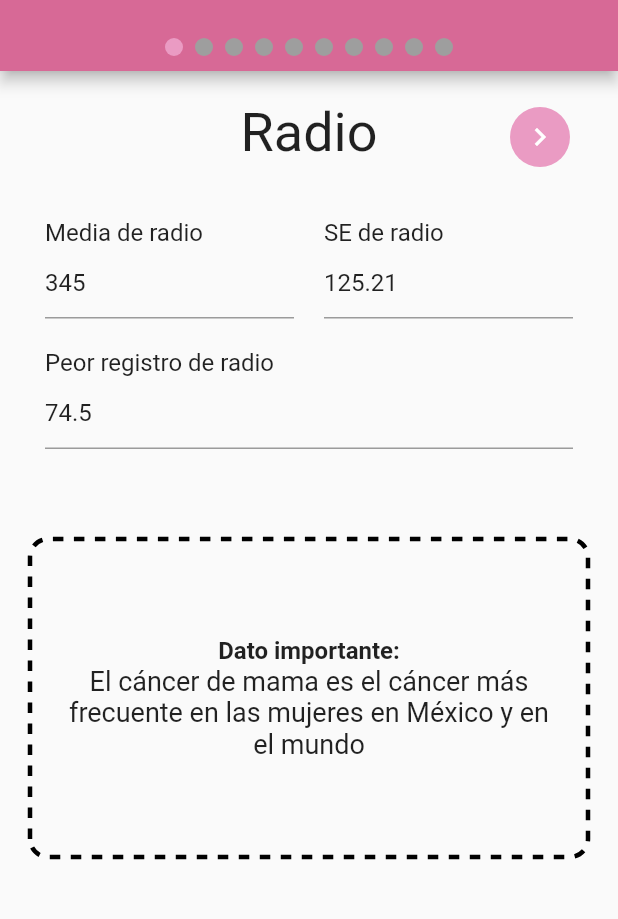
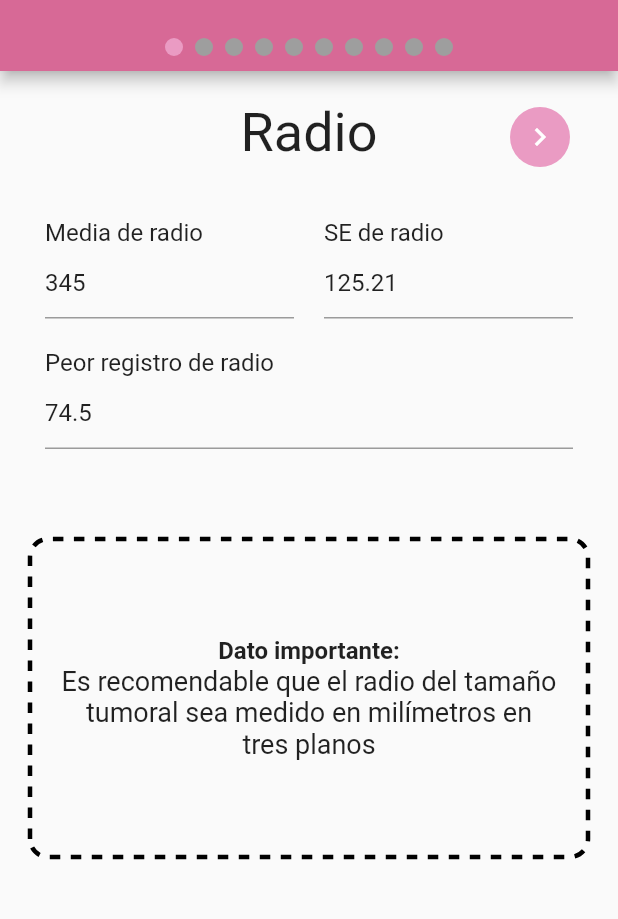
Before and after one commit to alexsosat/admision_factor, a Flutter app: the screen it shows after launch, after a tap on "Comenzar", on a phone screen of 412 x 824 dp, the part 58-977 px from its top. Run offline on Flutter 3.47's test engine with Material 2 defaults, Android fonts, the light colour scheme and no system bars; drawn by our look-alikes of dotted_border, smooth_page_indicator; our stand-ins replace google_fonts; generated files the repository leaves out were written again.

Commit message:
Fix issues and removed UM/Church Logo

```diff
--- a/lib/src/app.dart
+++ b/lib/src/app.dart
@@ -61,6 +61,7 @@ class MyApp extends StatelessWidget {
           // preferred ThemeMode (light, dark, or system default) from the
           // SettingsController to display the correct theme.
           theme: ThemeData(
+            brightness: Brightness.light,
             colorScheme: const ColorScheme.light(
               primary: Color.fromRGBO(215, 105, 150, 1.0),
               secondary: Color.fromRGBO(234, 155, 195, 1.0),
@@ -84,6 +85,7 @@ class MyApp extends StatelessWidget {
             ),
           ),
           darkTheme: ThemeData(
+            brightness: Brightness.dark,
             colorScheme: const ColorScheme.dark(
               primary: Color.fromRGBO(215, 105, 150, 1.0),
               secondary: Color.fromRGBO(234, 155, 195, 1.0),
@@ -103,7 +105,17 @@ class MyApp extends StatelessWidget {
               ),
             ),
             textTheme: GoogleFonts.aBeeZeeTextTheme(
-              Theme.of(context).textTheme,
+              Theme.of(context).textTheme.copyWith(
+                    bodyText2: Theme.of(context).textTheme.bodyText2!.copyWith(
+                          color: Colors.white,
+                        ),
+                    subtitle1: Theme.of(context).textTheme.subtitle1!.copyWith(
+                          color: Colors.white,
+                        ),
+                    headline5: Theme.of(context).textTheme.headline5!.copyWith(
+                          color: Colors.white,
+                        ),
+                  ),
             ),
           ),
           themeMode: settingsController.themeMode,
--- a/lib/src/form/tab_form_view.dart
+++ b/lib/src/form/tab_form_view.dart
@@ -68,7 +68,7 @@ class _TabFormViewState extends State<TabFormView> {
           FormViewTemplate(
             section: "Radio",
             infoText:
-                "El cáncer de mama es el cáncer más frecuente en las mujeres en México y en el mundo",
+                "Es recomendable que el radio del tamaño tumoral sea medido en milímetros en tres planos",
             onNext: (mean, se, worst) {
               model.radius.assignValues(mean, se, worst);
               _goToView(++currentIndex);
@@ -79,7 +79,7 @@ class _TabFormViewState extends State<TabFormView> {
           FormViewTemplate(
             section: "Textura",
             infoText:
-                " El cáncer de mama es también el cáncer que más decesos produce en México y en el mundo",
+                "La textura de la imagen es la propiedad que representa la desviación estándar entre las tonalidades de grises presentes en la imagen del tumor.",
             onBack: () => _goToView(--currentIndex),
             onNext: (mean, se, worst) {
               model.texture.assignValues(mean, se, worst);
@@ -91,7 +91,7 @@ class _TabFormViewState extends State<TabFormView> {
           FormViewTemplate(
             section: "Perímetro",
             infoText:
-                "Más de 1 millón de mujeres se detectan en el mundo anualmente con este padecimiento",
+                "El perímetro de un tumor es lo que define los bordes del tumor en cuestión",
             onBack: () => _goToView(--currentIndex),
             onNext: (mean, se, worst) {
               model.perimeter.assignValues(mean, se, worst);
@@ -103,7 +103,7 @@ class _TabFormViewState extends State<TabFormView> {
           FormViewTemplate(
             section: "Área",
             infoText:
-                "En México, el promedio de edad de diagnóstico de cáncer de mama es de 50 años",
+                "El área de un tumor debe de ser medido con relación a la dimensión más larga del tumor invasivo",
             onBack: () => _goToView(--currentIndex),
             onNext: (mean, se, worst) {
               model.area.assignValues(mean, se, worst);
@@ -115,7 +115,7 @@ class _TabFormViewState extends State<TabFormView> {
           FormViewTemplate(
             section: "Suavidad",
             infoText:
-                "El tabaquismo, el consumo de alcohol, la obesidad y el consumo crónico de esteroides son, entre otros, factores de riesgo para el cáncer de mama",
+                "La suavidad de un tumor es la variación local entre la distancia del radio y la media de los dos radios circundantes.",
             onBack: () => _goToView(--currentIndex),
             onNext: (mean, se, worst) {
               model.smoothness.assignValues(mean, se, worst);
@@ -127,7 +127,7 @@ class _TabFormViewState extends State<TabFormView> {
           FormViewTemplate(
             section: "Compacidad",
             infoText:
-                "En México, el 70% de pacientes jóvenes que se presentan con cáncer de mama son detectadas en etapa avanzada.",
+                "La compacidad de un tumor puede ser calculado por la fórmula de perímetro al cuadrado multiplicado por el doble de su área.",
             onBack: () => _goToView(--currentIndex),
             onNext: (mean, se, worst) {
               model.compactness.assignValues(mean, se, worst);
@@ -139,7 +139,7 @@ class _TabFormViewState extends State<TabFormView> {
           FormViewTemplate(
             section: "Concavidad",
             infoText:
-                "Entre el 11 y 15% de los casos son de mujeres de 40 o menos años",
+                "La concavidad del tumor representa la severidad de puntos cóncavos presentes en su contorno.",
             onBack: () => _goToView(--currentIndex),
             onNext: (mean, se, worst) {
               model.concavity.assignValues(mean, se, worst);
@@ -151,7 +151,7 @@ class _TabFormViewState extends State<TabFormView> {
           FormViewTemplate(
             section: "Puntos cóncavos",
             infoText:
-                "Realizar actividades físicas con frecuencia reduce el riesgo de padecer cáncer de mama",
+                "Los puntos cóncavos de un tumor hacen referencia a la cantidad de proporciones cóncavas presentes en el contorno del tumor.",
             onBack: () => _goToView(--currentIndex),
             onNext: (mean, se, worst) {
               model.points.assignValues(mean, se, worst);
@@ -163,7 +163,7 @@ class _TabFormViewState extends State<TabFormView> {
           FormViewTemplate(
             section: "Simetría",
             infoText:
-                "A partir de los 25 años, es recomendable hacerse una revisión anual",
+                "La simetría de un tumor es calculada primero encontrando la distancia más larga desde el centro del núcleo hasta un punto en el perímetro. Después, se realiza una medición de las líneas perpendiculares a la línea medida.",
             onBack: () => _goToView(--currentIndex),
             onNext: (mean, se, worst) {
               model.symmetry.assignValues(mean, se, worst);
@@ -175,7 +175,7 @@ class _TabFormViewState extends State<TabFormView> {
           FormViewTemplate(
             section: "Dimensión fractal",
             infoText:
-                "Después de los 40 años, es recomendable hacerse una mamografía anual",
+                "la dimensión fractal de un tumor es medido al dividir el logaritmo del perímetro observado por el logaritmo de la distancia de la vara utilizada.",
             lastSection: true,
             onBack: () => _goToView(--currentIndex),
             onNext: (mean, se, worst) async {
--- a/lib/src/settings/settings_view.dart
+++ b/lib/src/settings/settings_view.dart
@@ -61,21 +61,8 @@ class SettingsView extends StatelessWidget {
             ),
             const SizedBox(height: 10),
             const Text(
-                "En cumplimiento con la clase de Fundamentos de Ciencia de datos impartida por la universidad deMontemorelos"),
+                "En cumplimiento con la clase de Fundamentos de Ciencia de datos impartida por la universidad de Montemorelos"),
             const SizedBox(height: 20),
-            Row(
-              mainAxisAlignment: MainAxisAlignment.center,
-              children: [
-                Image.asset("assets/images/app_logo_grey.png",
-                height: 75,
-                ),
-                const SizedBox(width: 30),
-                Image.asset("assets/images/um_logo.png",
-                height: 50,
-                ),
-              ],
-            ),
-            const SizedBox(height: 30),
           ],
         ),
       ),
```
Also changed, not shown: assets/images/um_logo.png (deleted).
